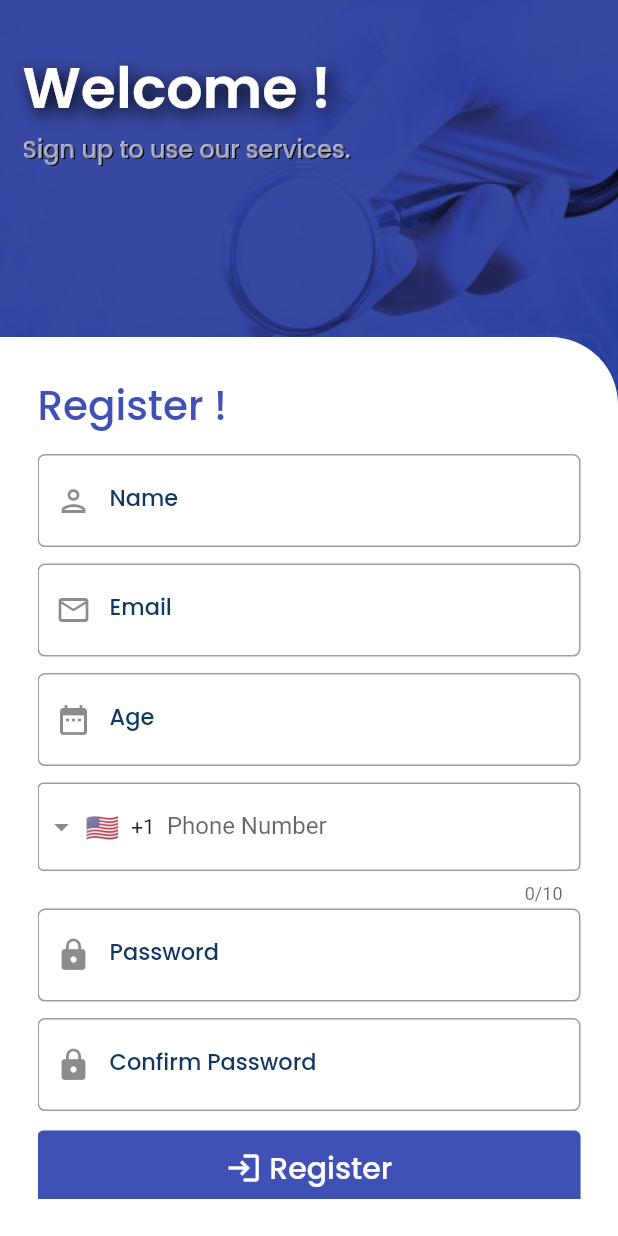
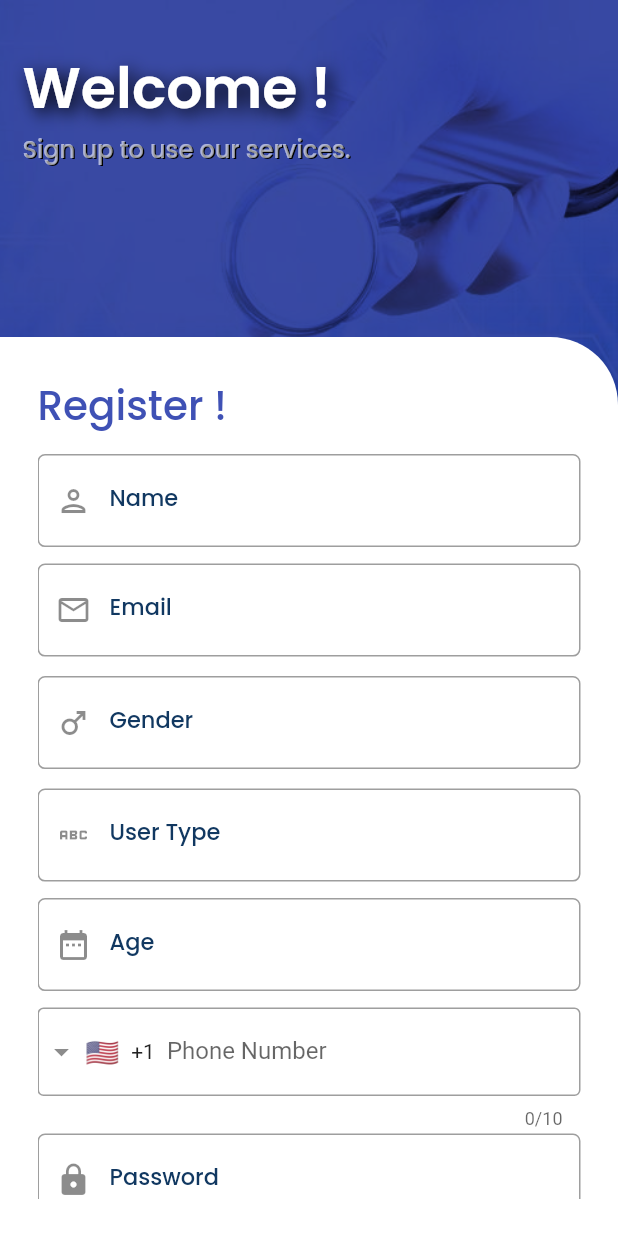
Before and after one commit to mahernasser/Medical-Classifier, a Flutter app: the LoginScreen screen opened by its route, after a tap on "Login", after a tap on "Register", on a phone screen of 412 x 824 dp. Run offline on Flutter 3.47's test engine with Material 2 defaults, Android fonts, the phone set to English and light mode, and no system bars; drawn by our look-alikes of intl_phone_field; our stand-ins replace conditional_builder_null_safety, convex_bottom_bar, flutter_bloc, flutter_bounceable, google_fonts, gradient_borders and 2 more; missing offline and left inert: material_color_generator; network calls fail.

Commit message:
Add files via upload

```diff
--- a/lib/views/login_screen.dart
+++ b/lib/views/login_screen.dart
@@ -5,6 +5,9 @@ import 'package:grad_app/resources/app_colors.dart';
 import 'package:grad_app/resources/app_images.dart';
 import 'package:grad_app/views/home_layout.dart';
 import 'package:grad_app/views/register_screen.dart';
+import 'package:http/http.dart' as http;
+import 'dart:convert';
+
 
 class LoginScreen extends StatelessWidget {
   const LoginScreen({Key? key}) : super(key: key);
@@ -147,12 +150,26 @@ class LoginScreen extends StatelessWidget {
                             ),
                             DefaultButton(
                               text: 'Login',
-                              function: () {
+                              function: () async {
                                 if (formKey.currentState!.validate()) {
-                                  Navigator.push(context,
-                                      MaterialPageRoute(builder: (context) {
-                                    return const HomeLayout();
-                                  }));
+                                  var data = {
+                                    'username': emailController.text,
+                                    'password': passwordController.text
+                                  };
+                                  String url = "http://localhost:8080/signin";
+                                  Uri uri = Uri.parse(url);
+                                  print("URL is " + url);
+                                  print("####Sending keys####");
+                                  var response = await http.post(uri, body: data);
+                                  Map<String, dynamic> responseBody = jsonDecode(response.body);
+                                  if (responseBody['status'] == "true"){
+                                    Navigator.push(context,
+                                        MaterialPageRoute(builder: (context) {
+                                          return HomeLayout(userData: responseBody['data'],);
+                                        }));
+                                  }else{
+                                    print(response.statusCode);
+                                  }
                                 }
                               },
                               iconData: Icons.login,
--- a/lib/views/register_screen.dart
+++ b/lib/views/register_screen.dart
@@ -6,6 +6,8 @@ import 'package:grad_app/resources/app_images.dart';
 import 'package:grad_app/views/home_layout.dart';
 import 'package:grad_app/views/login_screen.dart';
 import 'package:intl_phone_field/intl_phone_field.dart';
+import 'package:http/http.dart' as http;
+import 'dart:convert';
 
 class RegisterScreen extends StatelessWidget {
   const RegisterScreen({Key? key}) : super(key: key);
@@ -19,6 +21,8 @@ class RegisterScreen extends StatelessWidget {
     TextEditingController phoneController = TextEditingController();
     TextEditingController passwordController = TextEditingController();
     TextEditingController confirmController = TextEditingController();
+    TextEditingController genderController = TextEditingController();
+    TextEditingController typeController = TextEditingController();
     GlobalKey<FormState> formKey = GlobalKey<FormState>();
     return Scaffold(
       body: SafeArea(
@@ -147,6 +151,38 @@ class RegisterScreen extends StatelessWidget {
                               prefixIcon: Icons.email_outlined,
                             ),
                             const SizedBox(
+                              height: 13,
+                            ),
+                            CustomField(
+                              labelText: 'Gender',
+                              validator: (value) {
+                                if (value?.isEmpty ?? true) {
+                                  return 'Gender is required';
+                                }
+                                return null;
+                              },
+                              inputType: TextInputType.text,
+                              obscure: false,
+                              controller: genderController,
+                              prefixIcon: Icons.male_outlined,
+                            ),
+                            const SizedBox(
+                              height: 13,
+                            ),
+                            CustomField(
+                              labelText: 'User Type',
+                              validator: (value) {
+                                if (value?.isEmpty ?? true) {
+                                  return 'User Type is required';
+                                }
+                                return null;
+                              },
+                              inputType: TextInputType.text,
+                              obscure: false,
+                              controller: typeController,
+                              prefixIcon: Icons.abc_outlined,
+                            ),
+                            const SizedBox(
                               height: 11,
                             ),
                             CustomField(
@@ -210,12 +246,29 @@ class RegisterScreen extends StatelessWidget {
                             DefaultButton(
                               text: 'Register',
                               iconData: Icons.login,
-                              function: () {
+                              function: () async {
                                 if (formKey.currentState!.validate()) {
-                                  Navigator.push(context,
-                                      MaterialPageRoute(builder: (context) {
-                                    return const HomeLayout();
-                                  }));
+                                  var data = {
+                                    'username': nameController.text,
+                                    'gender': genderController.text,
+                                    'age': ageController.text,
+                                    'phone': phoneController.text,
+                                    'email': emailController.text,
+                                    'password': passwordController.text,
+                                    'userType': typeController.text
+                                  };
+                                  String url = "http://localhost:8080/signup";
+                                  Uri uri = Uri.parse(url);
+                                  print("URL is " + url);
+                                  print("####Sending keys####");
+                                  var response = await http.post(uri, body: data);
+                                  Map<String, dynamic> responseBody = jsonDecode(response.body);
+                                  if (responseBody['status'] == 'true'){
+                                    Navigator.push(context,
+                                        MaterialPageRoute(builder: (context) {
+                                          return HomeLayout(userData: responseBody['data'],);
+                                        }));
+                                  }
                                 }
                               },
                             ),
```
Also changed, not shown: lib/views/home_layout.dart (+8 -5 lines), lib/views/profile_screen.dart (+23 -6 lines).
